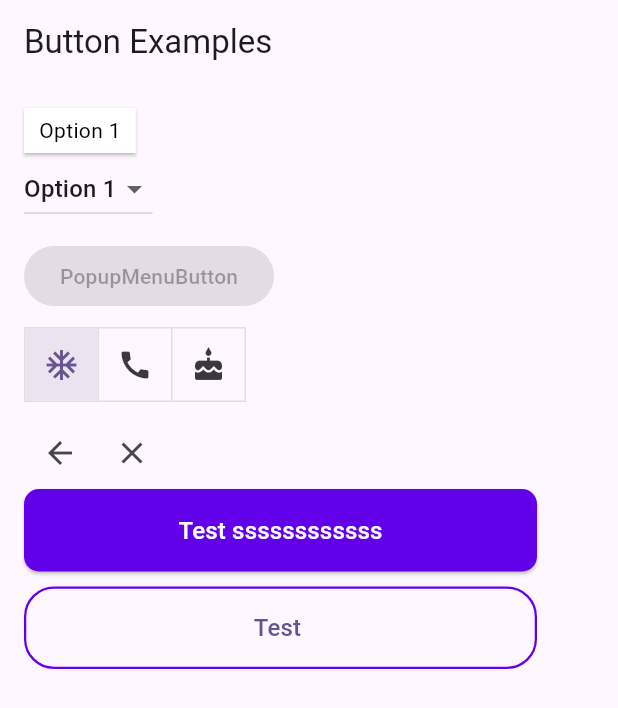
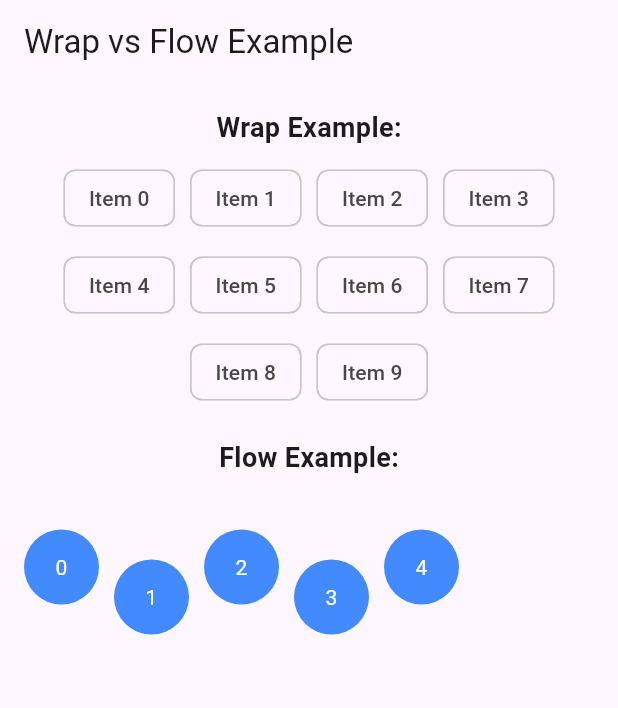
Before and after one commit to abdulrahmanahme/-sinapets_flutter, a Flutter app: the screen it shows after launch, on a phone screen of 412 x 824 dp. Shown: the top 708 px of the screen. Run offline on Flutter 3.47's test engine with Material 3 defaults, Android fonts, the phone set to English and light mode, and no system bars; Roboto replaces fonts that are missing (Tajawal).

Commit message:
- add search bar widget - add flow and wrap screen

```diff
--- a/lib/buttons_screen.dart
+++ b/lib/buttons_screen.dart
@@ -9,7 +9,7 @@ import 'core/app_color.dart';
 
 class ButtonExamplesScreen extends StatefulWidget {
   @override
-  _ButtonExamplesScreenState createState() => _ButtonExamplesScreenState();
+  State<ButtonExamplesScreen> createState() => _ButtonExamplesScreenState();
 }
 
 class _ButtonExamplesScreenState extends State<ButtonExamplesScreen> {
@@ -20,7 +20,7 @@ class _ButtonExamplesScreenState extends State<ButtonExamplesScreen> {
   Widget build(BuildContext context) {
     return Scaffold(
       appBar: AppBar(
-        title:const Text('Button Examples'),
+        title: const Text('Button Examples'),
       ),
       body: Padding(
         padding: const EdgeInsets.all(16.0),
--- /dev/null
+++ b/lib/core/widgets/flow_wrap_screen.dart
@@ -0,0 +1,85 @@
+import 'package:flutter/material.dart';
+
+class FlowWrapScreen extends StatelessWidget {
+  const FlowWrapScreen({super.key});
+
+  @override
+  Widget build(BuildContext context) {
+    return Scaffold(
+      appBar: AppBar(
+        title: const Text('Wrap vs Flow Example'),
+      ),
+      body: Padding(
+        padding: const EdgeInsets.all(16.0),
+        child: Column(
+          children: [
+            // Wrap Example
+            const Text(
+              'Wrap Example:',
+              style: TextStyle(fontSize: 18, fontWeight: FontWeight.bold),
+            ),
+            const SizedBox(height: 10),
+            Wrap(
+              spacing: 10, // Horizontal spacing
+              runSpacing: 10, // Vertical spacing
+              alignment: WrapAlignment.center,
+              children: List.generate(
+                10,
+                (index) => Chip(label: Text('Item $index')),
+              ),
+            ),
+            const SizedBox(height: 20),
+
+            // Flow Example
+            const Text(
+              'Flow Example:',
+              style: TextStyle(fontSize: 18, fontWeight: FontWeight.bold),
+            ),
+            const SizedBox(height: 10),
+            SizedBox(
+              height: 100, // Fixed height for Flow
+              child: Flow(
+                delegate: FlowMenuDelegate(),
+                children: List.generate(
+                  5,
+                  (index) => Container(
+                    width: 50,
+                    height: 50,
+                    decoration:const BoxDecoration(
+                      shape: BoxShape.circle,
+                      color: Colors.blueAccent,
+                    ),
+                    child: Center(
+                      child: Text(
+                        '$index',
+                        style: const TextStyle(color: Colors.white),
+                      ),
+                    ),
+                  ),
+                ),
+              ),
+            ),
+          ],
+        ),
+      ),
+    );
+  }
+}
+
+// Flow Delegate for positioning
+class FlowMenuDelegate extends FlowDelegate {
+  @override
+  void paintChildren(FlowPaintingContext context) {
+    for (int i = 0; i < context.childCount; i++) {
+      final x = i * 60.0; // Horizontal spacing
+      final y = (i.isEven) ? 0.0 : 20.0; // Alternate positioning
+      context.paintChild(
+        i,
+        transform: Matrix4.translationValues(x, y, 0),
+      );
+    }
+  }
+
+  @override
+  bool shouldRepaint(covariant FlowDelegate oldDelegate) => false;
+}
--- a/lib/main.dart
+++ b/lib/main.dart
@@ -1,5 +1,5 @@
 import 'package:flutter/material.dart';
-import 'package:sinapets_flutter/buttons_screen.dart';
+import 'package:sinapets_flutter/core/widgets/flow_wrap_screen.dart';
 
 void main() {
   runApp(const MyApp());
@@ -15,7 +15,7 @@ class MyApp extends StatelessWidget {
         colorScheme: ColorScheme.fromSeed(seedColor: Colors.deepPurple),
         useMaterial3: true,
       ),
-      home:ButtonExamplesScreen(),
+      home:const FlowWrapScreen(),
     );
   }
 }
```
Also changed, not shown: lib/core/widgets/search_bar_widget.dart (added, +45 -0 lines), pubspec.lock.
